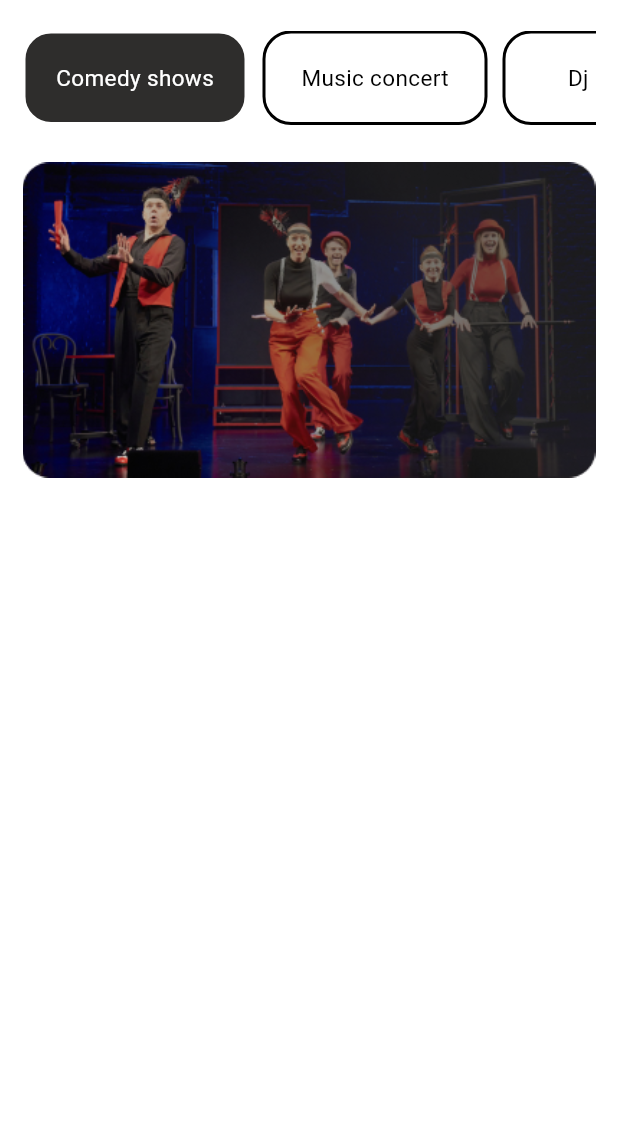
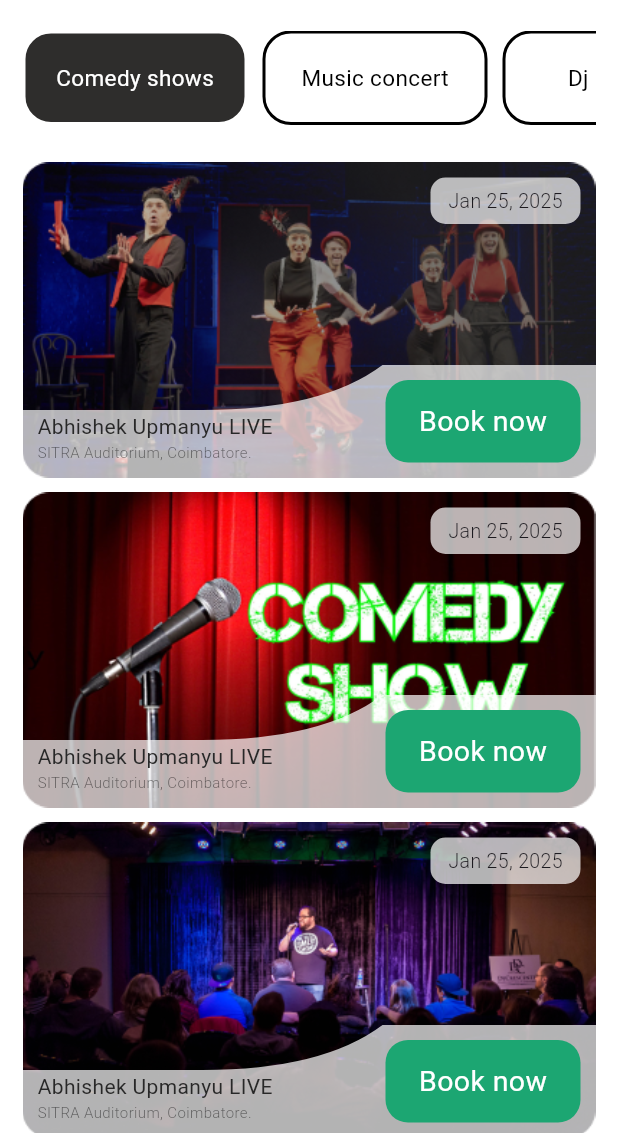
Before and after one commit to Sahi552/BookMyTicket, a Flutter app: the LiveEvent screen opened directly, on a phone screen of 412 x 824 dp, the part 103-1236 px from its top. Run offline on Flutter 3.47's test engine with Material 3 defaults, Android fonts, the phone set to English and light mode, and no system bars.

Commit message:
ninth commit

```diff
--- a/lib/main.dart
+++ b/lib/main.dart
@@ -1,4 +1,4 @@
-import 'package:bookmyticket/view/pages/live_event.dart';
+import 'package:bookmyticket/view/pages/bottamnavbar.dart';
 import 'package:flutter/material.dart';
 
 void main() {
@@ -13,7 +13,7 @@ class MyApp extends StatelessWidget {
     return MaterialApp(
       debugShowCheckedModeBanner: false,
       title: 'Flutter Demo',
-      home: LiveEvent(),
+      home: Bottamnavbar(),
     );
   }
 }
--- a/lib/utils/theme.dart
+++ b/lib/utils/theme.dart
@@ -29,7 +29,7 @@ class AppTheme {
   );
 
   static TextStyle eventText = TextStyle(
-    fontSize: 14,
+    fontSize: 20,
     color: headingColor,
     fontWeight: FontWeight.w500,
   );
--- /dev/null
+++ b/lib/view/pages/bottamnavbar.dart
@@ -0,0 +1,51 @@
+import 'package:bookmyticket/utils/theme.dart';
+import 'package:bookmyticket/view/pages/home_screen.dart';
+import 'package:bookmyticket/view/pages/live_event.dart';
+import 'package:flutter/cupertino.dart';
+import 'package:flutter/material.dart';
+
+class Bottamnavbar extends StatefulWidget {
+  const Bottamnavbar({super.key});
+
+  @override
+  State<Bottamnavbar> createState() => _BottamnavbarState();
+}
+
+class _BottamnavbarState extends State<Bottamnavbar> {
+  int _selectedIndex = 0;
+
+  static const List<Widget> _widgetOptions = <Widget>[
+    HomeScreen(),
+    LiveEvent()
+  ];
+
+  void _onItemTapped(int index) {
+    setState(() {
+      _selectedIndex = index;
+    });
+  }
+
+  @override
+  Widget build(BuildContext context) {
+    return Scaffold(
+      body: Center(
+        child: _widgetOptions.elementAt(_selectedIndex),
+      ),
+      bottomNavigationBar: BottomNavigationBar(
+        items: const <BottomNavigationBarItem>[
+          BottomNavigationBarItem(
+            icon: Icon(CupertinoIcons.house_fill),
+            label: 'Home',
+          ),
+          BottomNavigationBarItem(
+            icon: Icon(Icons.airplane_ticket_outlined),
+            label: 'Events',
+          ),
+        ],
+        currentIndex: _selectedIndex,
+        selectedItemColor: AppTheme.footerColor,
+        onTap: _onItemTapped,
+      ),
+    );
+  }
+}
--- a/lib/view/pages/live_event.dart
+++ b/lib/view/pages/live_event.dart
@@ -1,4 +1,6 @@
+import 'package:bookmyticket/utils/assest.dart';
 import 'package:bookmyticket/view/widgets/liveevent.dart';
+import 'package:bookmyticket/view/widgets/premium_container.dart';
 import 'package:bookmyticket/view/widgets/secondary_appbar.dart';
 import 'package:bookmyticket/view/widgets/tab.dart';
 import 'package:flutter/material.dart';
@@ -24,7 +26,20 @@ class _LiveEventState extends State<LiveEvent> {
             SizedBox(height: 20),
             TabView(),
             SizedBox(height: 20),
-            Liveevent()
+            Liveevent(
+              image: Assest.liveevent1,
+            ),
+            Liveevent(
+              image: Assest.liveevent2,
+            ),
+            Liveevent(
+              image: Assest.liveevent3,
+            ),
+            Liveevent(
+              image: Assest.liveevent1,
+            ),
+            SizedBox(height: 20),
+            PremiumContainer()
           ],
         ),
       ),
--- /dev/null
+++ b/lib/view/widgets/customclippath.dart
@@ -0,0 +1,52 @@
+import 'package:flutter/material.dart';
+
+class Customclippath extends StatefulWidget {
+  const Customclippath({
+    super.key,
+  });
+
+  @override
+  State<Customclippath> createState() => _CustomclippathState();
+}
+
+class _CustomclippathState extends State<Customclippath> {
+  @override
+  Widget build(BuildContext context) {
+    return ClipPath(
+      clipper: MyClipper(),
+      child: Container(
+        width: 400,
+        height: 200,
+        decoration: BoxDecoration(
+          color: Colors.white70,
+        ),
+      ),
+    );
+  }
+}
+
+class MyClipper extends CustomClipper<Path> {
+  @override
+  Path getClip(Size size) {
+    Path path = Path();
+    path.moveTo(0, size.height * 0.75);
+
+    path.lineTo(size.width * 0.3, size.height * 0.75);
+
+    path.quadraticBezierTo(size.width * 0.5, size.height * 0.75,
+        size.width * 0.6, size.height * 0.6);
+
+    path.quadraticBezierTo(
+        size.width * 0.75, size.height * 0.6, size.width, size.height * 0.6);
+    path.lineTo(size.width, size.height);
+    path.lineTo(0, size.height);
+    path.close();
+
+    return path;
+  }
+
+  @override
+  bool shouldReclip(CustomClipper<Path> oldClipper) {
+    return false;
+  }
+}
--- a/lib/view/widgets/event.dart
+++ b/lib/view/widgets/event.dart
@@ -80,7 +80,7 @@ class Events extends StatelessWidget {
   @override
   Widget build(BuildContext context) {
     return Column(
-      crossAxisAlignment: CrossAxisAlignment.start,
+      crossAxisAlignment: CrossAxisAlignment.center,
       children: [
         Stack(
           fit: StackFit.loose,
--- a/lib/view/widgets/eventview.dart
+++ b/lib/view/widgets/eventview.dart
@@ -65,7 +65,7 @@ class PopEvents extends StatelessWidget {
         ),
         Text(
           concert,
-          style: AppTheme.heading,
+          style: AppTheme.heading.copyWith(fontSize: 19),
         ),
         Text(
           area,
--- a/lib/view/widgets/freeevent.dart
+++ b/lib/view/widgets/freeevent.dart
@@ -27,7 +27,7 @@ class Freeevent extends StatelessWidget {
             date: 23,
           ),
           PopEvents(
-            image: Assest.freeevent3,
+            image: Assest.freeevent1,
             concert: "Hactive",
             area: "Bangalore, karnataka",
             month: "feb",
--- a/lib/view/widgets/liveevent.dart
+++ b/lib/view/widgets/liveevent.dart
@@ -1,18 +1,90 @@
-import 'package:bookmyticket/utils/assest.dart';
+import 'package:bookmyticket/view/widgets/customclippath.dart';
 import 'package:flutter/material.dart';
 
 class Liveevent extends StatelessWidget {
-  const Liveevent({super.key});
+  final String image;
+  const Liveevent({super.key, required this.image});
 
   @override
   Widget build(BuildContext context) {
-    return Container(
-      width: double.infinity,
+    return SizedBox(
       height: 220,
-      decoration: BoxDecoration(
-        image: DecorationImage(
-          image: AssetImage(Assest.liveevent1),
-        ),
+      width: 400,
+      child: Stack(
+        children: [
+          Container(
+            width: double.infinity,
+            height: 220,
+            decoration: BoxDecoration(
+              image: DecorationImage(
+                image: AssetImage(image),
+              ),
+            ),
+          ),
+          Positioned(
+            right: 10,
+            top: 15,
+            child: Container(
+              width: 100,
+              height: 31,
+              decoration: BoxDecoration(
+                color: Colors.white70,
+                borderRadius: BorderRadius.circular(10),
+              ),
+              child: Center(
+                child: Text(
+                  "Jan 25, 2025",
+                  style: TextStyle(fontSize: 13, fontWeight: FontWeight.w300),
+                ),
+              ),
+            ),
+          ),
+          Positioned(bottom: 0, child: Customclippath()),
+          Positioned(
+            right: 10,
+            bottom: 15,
+            child: Container(
+              width: 130,
+              height: 55,
+              decoration: BoxDecoration(
+                color: Color(0xff1CA672),
+                borderRadius: BorderRadius.circular(15),
+              ),
+              child: Center(
+                child: Text(
+                  "Book now",
+                  style: TextStyle(
+                      fontSize: 19,
+                      fontWeight: FontWeight.w400,
+                      color: Colors.white),
+                ),
+              ),
+            ),
+          ),
+          Positioned(
+            bottom: 15,
+            left: 10,
+            child: Column(
+              crossAxisAlignment: CrossAxisAlignment.start,
+              children: [
+                Text(
+                  "Abhishek Upmanyu LIVE",
+                  style: TextStyle(
+                      color: Color(0xff282828),
+                      fontSize: 14,
+                      fontWeight: FontWeight.w400),
+                ),
+                Text(
+                  "SITRA Auditorium, Coimbatore.",
+                  style: TextStyle(
+                      color: Colors.black54,
+                      fontSize: 10,
+                      fontWeight: FontWeight.w300),
+                )
+              ],
+            ),
+          ),
+        ],
       ),
     );
   }
--- a/lib/view/widgets/popular_event.dart
+++ b/lib/view/widgets/popular_event.dart
@@ -27,7 +27,7 @@ class PopularEvent extends StatelessWidget {
             date: 20,
           ),
           PopEvents(
-            image: Assest.popevent3,
+            image: Assest.popevent1,
             area: "Bangalore karnataka \nconcert",
             concert: "Comedy KA 24",
             month: "Jan",
```
